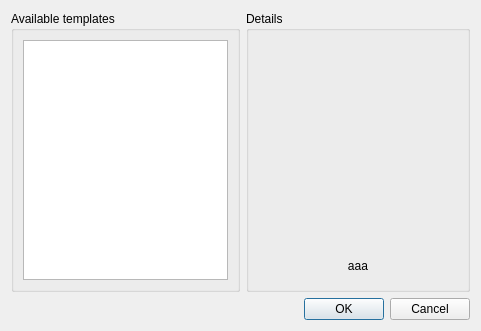
Above: src/gui/formnewproject.ui from BuildmLearn/BuildmLearn-Toolkit before the change. Below: the same form after it.
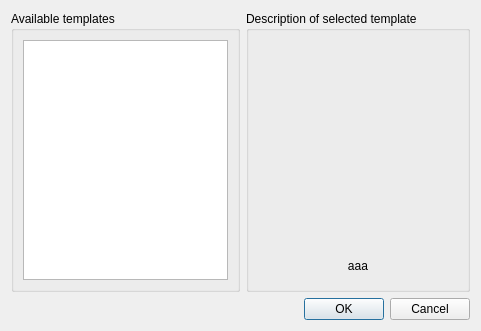
That is the form after the change.

```diff
--- a/src/gui/formnewproject.ui
+++ b/src/gui/formnewproject.ui
@@ -39,7 +39,7 @@
    <item row="0" column="1" rowspan="2">
     <widget class="QGroupBox" name="groupBox">
      <property name="title">
-      <string>Details</string>
+      <string>Description of selected template</string>
      </property>
      <layout class="QVBoxLayout" name="verticalLayout">
       <item>
```
